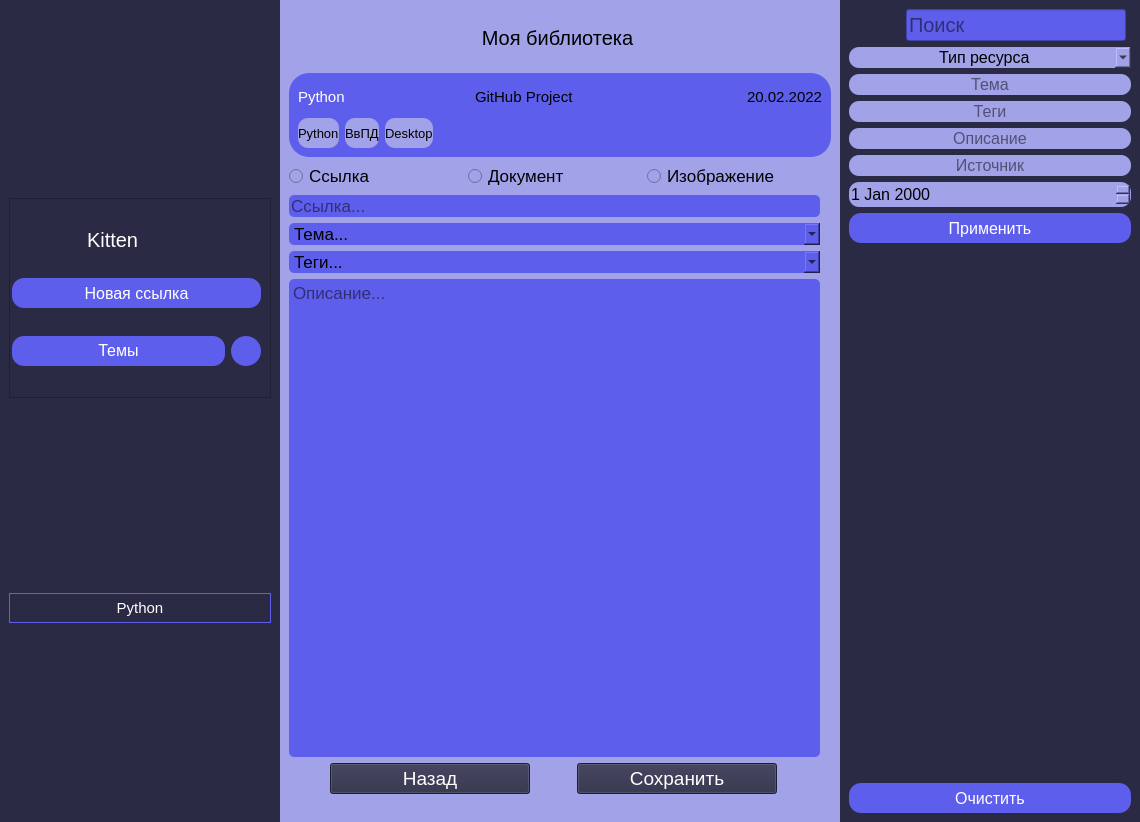
Before: the Qt Designer form orig.ui in Liqror/Links-agregator, drawn with Qt 5.
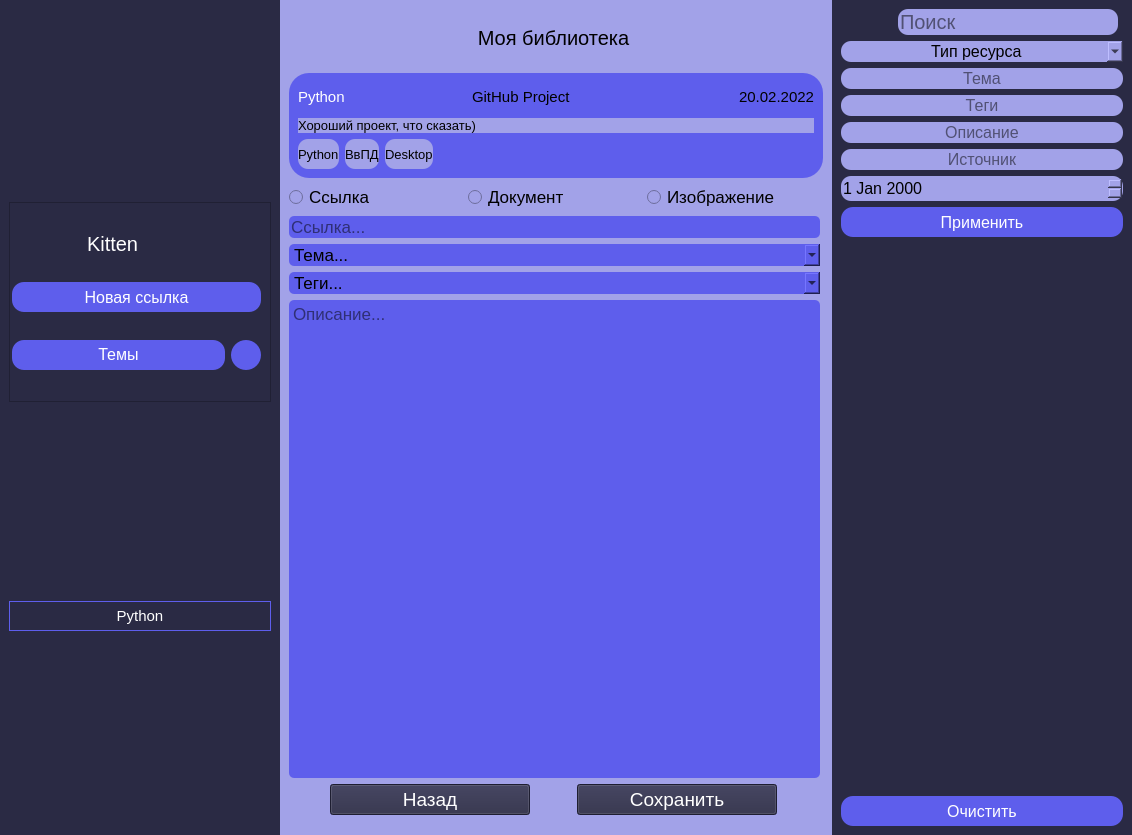
After: the same form once the commit is applied. Icons and pictures are not drawn.

Commit message: Решена #23, частично решена #32

Diff of the .ui file:
```diff
--- a/orig.ui
+++ b/orig.ui
@@ -6,8 +6,8 @@
    <rect>
     <x>0</x>
     <y>0</y>
-    <width>1140</width>
-    <height>822</height>
+    <width>1132</width>
+    <height>835</height>
    </rect>
   </property>
   <property name="windowTitle">
@@ -378,8 +378,8 @@
           </size>
          </property>
          <property name="styleSheet">
-          <string notr="true">background: #5E5EEC;
-border-radius: 20px;</string>
+          <string notr="true">QFrame {background: #5E5EEC;
+border-radius: 20px;}</string>
          </property>
          <layout class="QVBoxLayout" name="linkLayout">
           <item>
@@ -449,6 +449,23 @@
             </item>
            </layout>
           </item>
+          <item>
+           <widget class="QLabel" name="descriptionLabel">
+            <property name="font">
+             <font>
+              <family>Arial</family>
+              <pointsize>10</pointsize>
+             </font>
+            </property>
+            <property name="styleSheet">
+             <string notr="true">background: #A2A2E8;
+border-radius: 0,5 px;</string>
+            </property>
+            <property name="text">
+             <string>Хороший проект, что сказать)</string>
+            </property>
+           </widget>
+          </item>
           <item>
            <layout class="QHBoxLayout" name="tagslLayout">
             <item>
@@ -987,7 +1004,7 @@
        </size>
       </property>
       <property name="styleSheet">
-       <string notr="true">background-color: rgb(42, 42, 68);</string>
+       <string notr="true">QWidget#searchFrame{ background-color: rgb(42, 42, 68);}</string>
       </property>
       <layout class="QVBoxLayout" name="searchLayout">
        <item>
@@ -1038,8 +1055,10 @@
             </font>
            </property>
            <property name="styleSheet">
-            <string notr="true">background: #5E5EEC;
-border-color: #5E5EEC;</string>
+            <string notr="true">QLineEdit {
+background: #A2A2E8;
+border-radius: 10px;
+}</string>
            </property>
            <property name="text">
             <string/>
@@ -1060,15 +1079,14 @@
           </font>
          </property>
          <property name="styleSheet">
-          <string notr="true">background: #A2A2E8;
-border-radius: 10px;
-padding-left: 90px;
-
-alternate-background-color: rgb(162, 162, 232);
-selection-color: rgb(162, 162, 232);
-selection-background-color: rgb(162, 162, 232);
-background-color: rgb(162, 162, 232);
-gridline-color: rgb(162, 162, 232);
+          <string notr="true">QComboBox {
+	background: #A2A2E8;
+	border-radius: 10px;
+	padding-left: 90px;
+	
+	selection-background-color: ;
+}
+QComboBox QAbstractItemView {background-color: #A2A2E8}
 </string>
          </property>
          <property name="currentText">
```
The commit also changes 2 other files.
